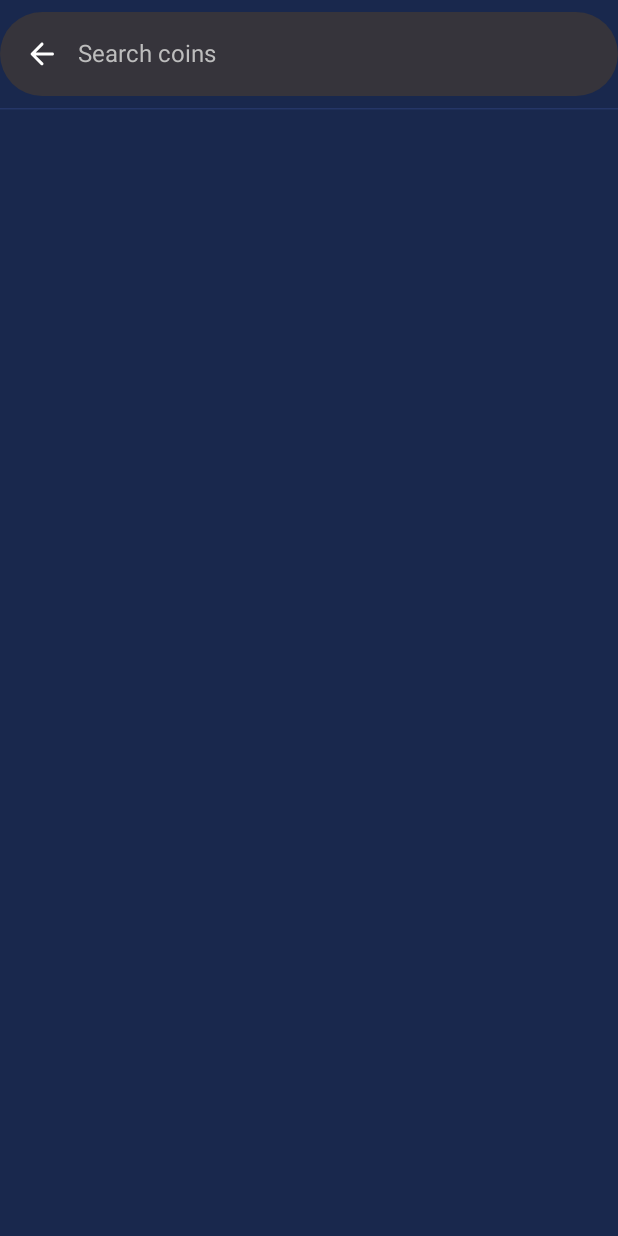
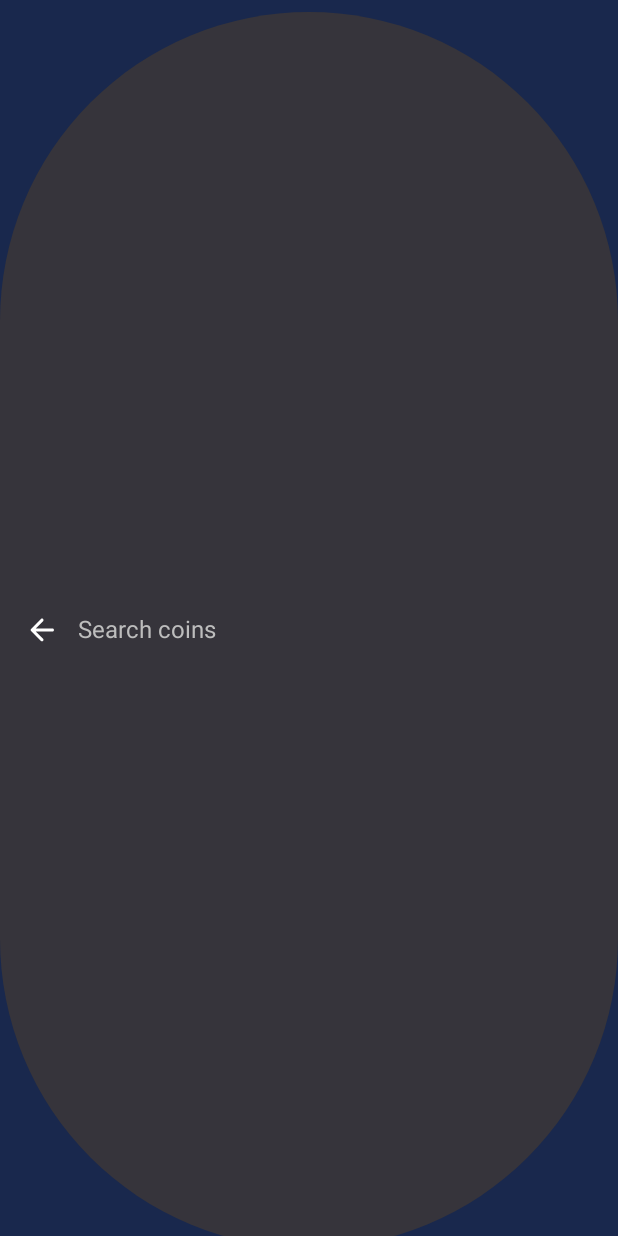
Before and after one commit to shorthouse/CoinWatch, an Android app built with Jetpack Compose: the CoinSearchScreen screen opened through its navigation route, on a phone screen of 412 x 824 dp. Run offline under Robolectric (Android 15) with nearby library versions, the phone set to English and light mode, and no system bars; our stand-ins replace Dagger/Hilt's generated code, Timber, accompanist; network calls fail.

```diff
--- a/app/src/main/java/dev/shorthouse/coinwatch/ui/screen/list/CoinListScreen.kt
+++ b/app/src/main/java/dev/shorthouse/coinwatch/ui/screen/list/CoinListScreen.kt
@@ -35,7 +35,6 @@ import androidx.compose.runtime.derivedStateOf
 import androidx.compose.runtime.getValue
 import androidx.compose.runtime.remember
 import androidx.compose.runtime.rememberCoroutineScope
-import androidx.compose.runtime.setValue
 import androidx.compose.ui.Alignment
 import androidx.compose.ui.Modifier
 import androidx.compose.ui.input.nestedscroll.nestedScroll
@@ -94,7 +93,7 @@ fun CoinListScreen(
         is CoinListUiState.Success -> {
             val lazyListState = rememberLazyListState()
             val scope = rememberCoroutineScope()
-            val showButton by remember {
+            val showJumpToTopFab by remember {
                 derivedStateOf {
                     lazyListState.firstVisibleItemIndex > 0
                 }
@@ -119,7 +118,7 @@ fun CoinListScreen(
                 },
                 floatingActionButton = {
                     AnimatedVisibility(
-                        visible = showButton,
+                        visible = showJumpToTopFab,
                         enter = scaleIn(),
                         exit = scaleOut()
                     ) {
--- a/app/src/main/java/dev/shorthouse/coinwatch/ui/screen/search/CoinSearchScreen.kt
+++ b/app/src/main/java/dev/shorthouse/coinwatch/ui/screen/search/CoinSearchScreen.kt
@@ -1,6 +1,7 @@
 package dev.shorthouse.coinwatch.ui.screen.search
 
 import androidx.activity.compose.BackHandler
+import androidx.compose.foundation.layout.Box
 import androidx.compose.foundation.layout.PaddingValues
 import androidx.compose.foundation.layout.fillMaxSize
 import androidx.compose.foundation.lazy.LazyColumn
@@ -95,7 +96,9 @@ fun CoinSearchScreen(
             )
         }
 
-        CoinSearchUiState.Loading -> {}
+        is CoinSearchUiState.Loading -> {
+            Box(modifier = Modifier.fillMaxSize())
+        }
     }
 }
 
@@ -195,7 +198,7 @@ fun CoinSearchContent(
         active = true,
         onActiveChange = {},
         tonalElevation = 0.dp,
-        modifier = modifier.focusRequester(focusRequester)
+        modifier = modifier.focusRequester(focusRequester).fillMaxSize()
     )
 
     LaunchedEffect(focusRequester) {
```
